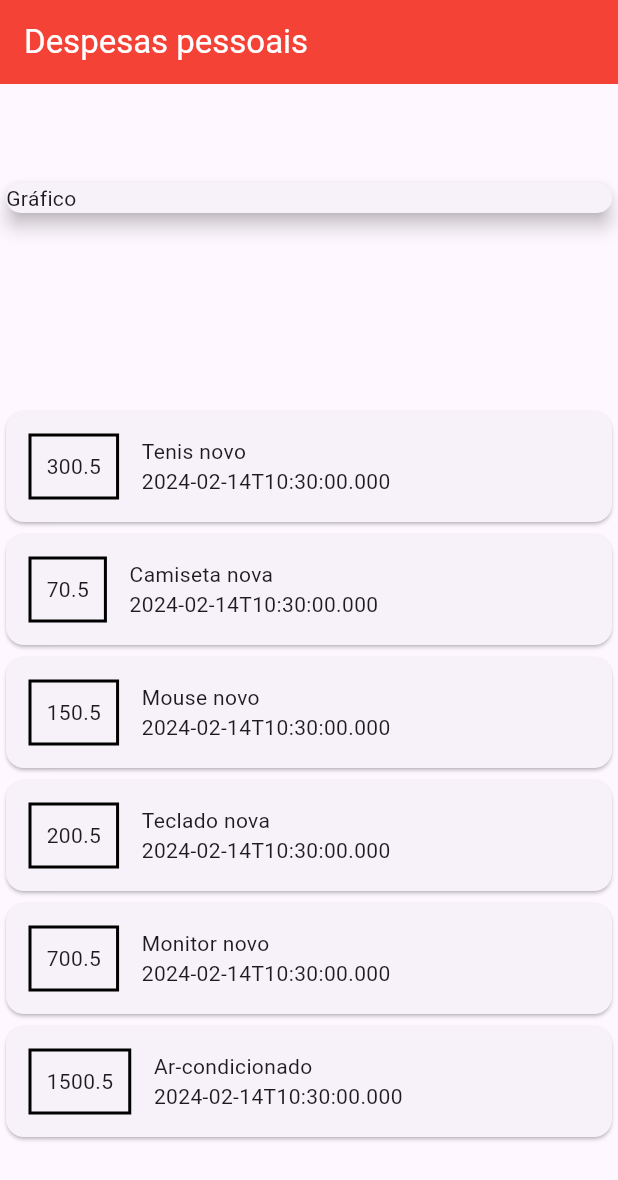
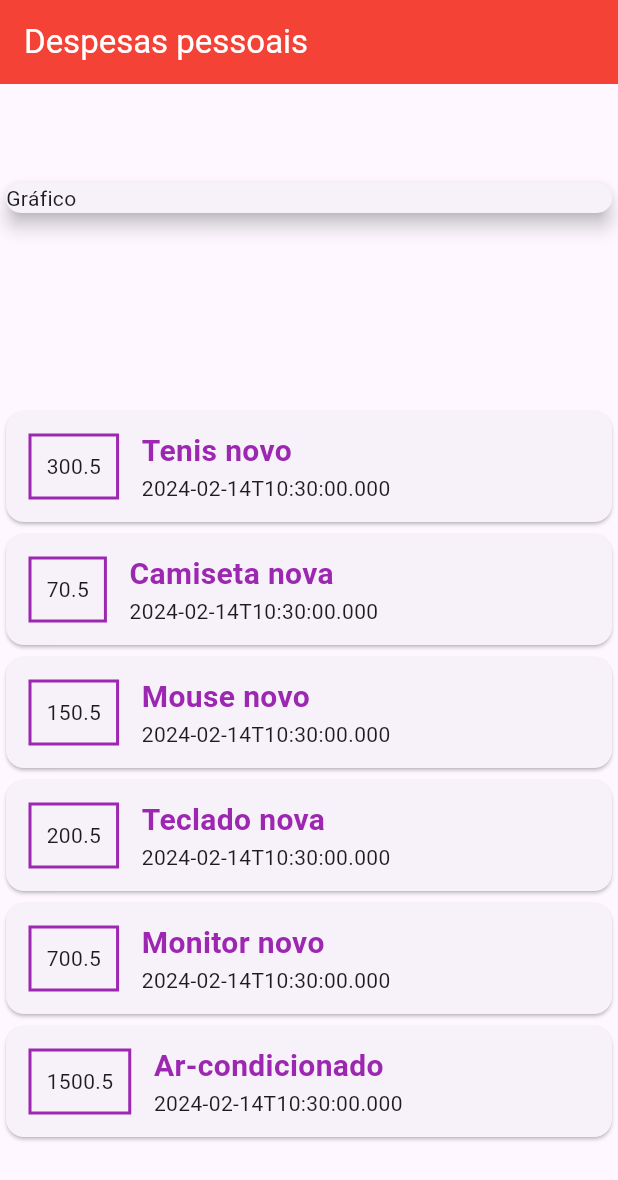
Before and after one commit to gabrielnavas/expenses-flutter-app, a Flutter app: the screen it shows after launch, on a phone screen of 412 x 824 dp. Shown: the top 1180 px of the screen. Run offline on Flutter 3.47's test engine with Material 3 defaults, Android fonts, the phone set to English and light mode, and no system bars.

Commit message:
add style on text and border

```diff
--- a/lib/main.dart
+++ b/lib/main.dart
@@ -51,8 +51,8 @@ class MyHomePage extends StatelessWidget {
           children: [
             Container(
               child: const Card(
+                elevation: 5,
                 child: Text('Gráfico'),
-                elevation: 5,
               ),
             ),
             Column(
@@ -68,7 +68,7 @@ class MyHomePage extends StatelessWidget {
                               padding: const EdgeInsets.all(10),
                               decoration: BoxDecoration(
                                 border: Border.all(
-                                  color: Colors.black,
+                                  color: Colors.purple,
                                   width: 2,
                                 ),
                               ),
@@ -77,7 +77,14 @@ class MyHomePage extends StatelessWidget {
                             Column(
                               crossAxisAlignment: CrossAxisAlignment.start,
                               children: [
-                                Text(transaction.title),
+                                Text(
+                                  transaction.title,
+                                  style: TextStyle(
+                                    fontWeight: FontWeight.bold,
+                                    fontSize: 20,
+                                    color: Colors.purple,
+                                  ),
+                                ),
                                 Text(transaction.date.toIso8601String()),
                               ],
                             ),
```
